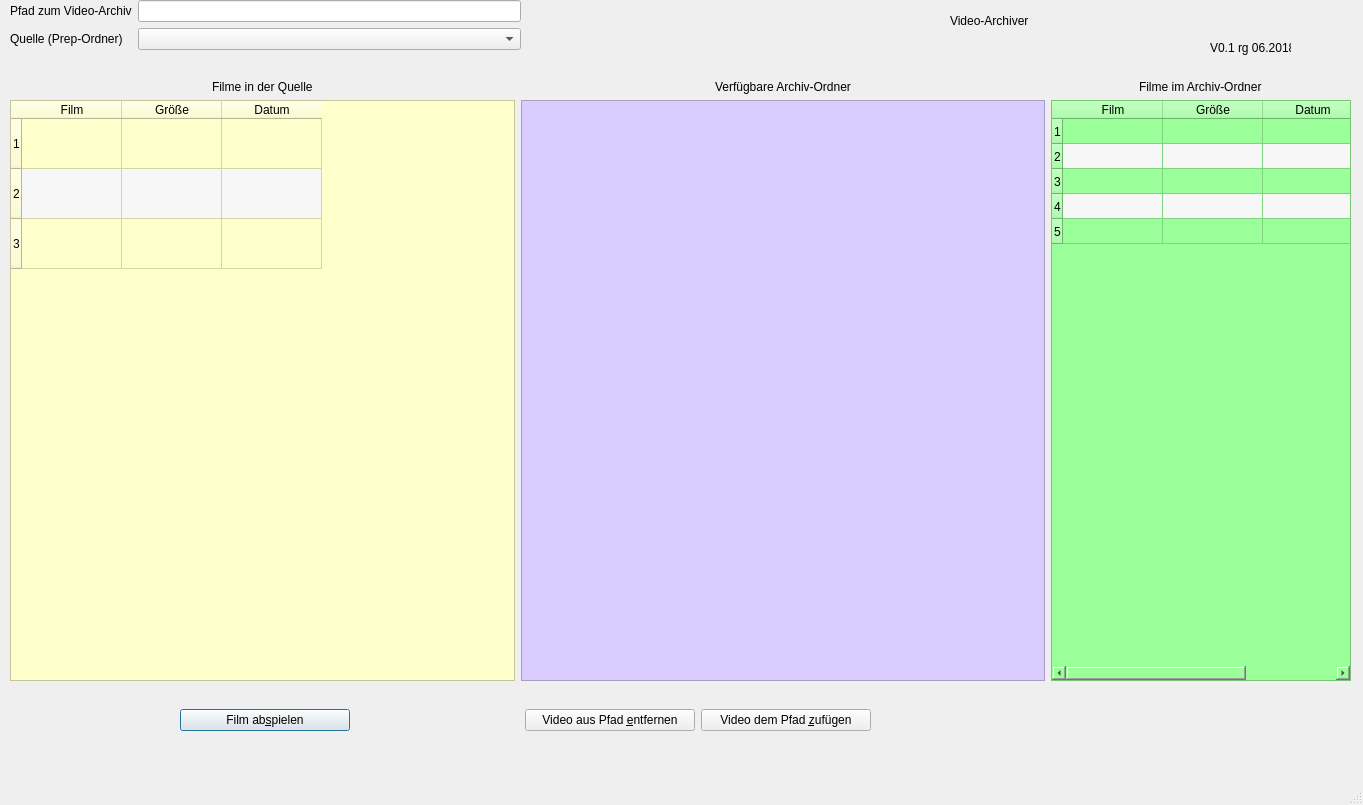
Qt form VidArchiverUI.ui (ruegi/VidArchiver) before a commit.
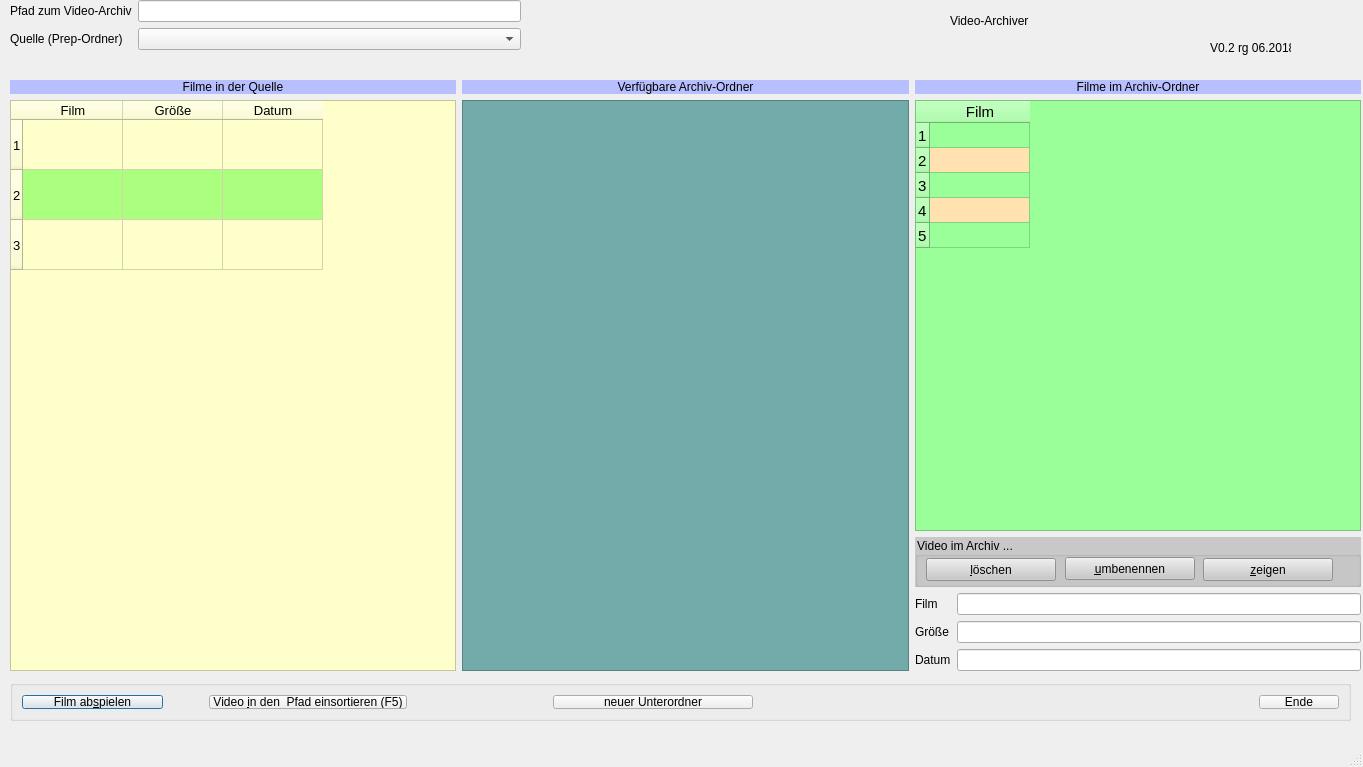
The same form after that commit. Icons and pictures are not drawn.

What changed in the file:
```diff
--- a/VidArchiverUI.ui
+++ b/VidArchiverUI.ui
@@ -7,7 +7,7 @@
     <x>0</x>
     <y>0</y>
     <width>1363</width>
-    <height>805</height>
+    <height>767</height>
    </rect>
   </property>
   <property name="windowTitle">
@@ -66,21 +66,25 @@
      <rect>
       <x>10</x>
       <y>80</y>
-      <width>1341</width>
-      <height>601</height>
+      <width>1351</width>
+      <height>591</height>
      </rect>
     </property>
     <layout class="QHBoxLayout" name="horizontalLayout_2">
      <item>
       <layout class="QVBoxLayout" name="verticalLayout_2">
-       <item alignment="Qt::AlignHCenter">
+       <item>
         <widget class="QLabel" name="lbl_filmeQuelle">
          <property name="styleSheet">
-          <string notr="true">font: 75 10pt &quot;MS Shell Dlg 2&quot;;</string>
+          <string notr="true">font: 75 10pt &quot;MS Shell Dlg 2&quot;;
+background-color: rgb(184, 191, 255);</string>
          </property>
          <property name="text">
           <string>Filme in der Quelle</string>
          </property>
+         <property name="alignment">
+          <set>Qt::AlignCenter</set>
+         </property>
         </widget>
        </item>
        <item>
@@ -91,8 +95,14 @@
            <height>16777215</height>
           </size>
          </property>
+         <property name="font">
+          <font>
+           <pointsize>10</pointsize>
+          </font>
+         </property>
          <property name="styleSheet">
-          <string notr="true">background-color: rgb(255, 255, 203);</string>
+          <string notr="true">background-color: rgb(255, 255, 203);
+alternate-background-color: rgb(170, 255, 127);</string>
          </property>
          <property name="editTriggers">
           <set>QAbstractItemView::DoubleClicked|QAbstractItemView::EditKeyPressed</set>
@@ -136,20 +146,29 @@
      </item>
      <item>
       <layout class="QVBoxLayout" name="verticalLayout_3">
-       <item alignment="Qt::AlignHCenter">
+       <item>
         <widget class="QLabel" name="lbl_filmOrdner">
          <property name="styleSheet">
-          <string notr="true">font: 75 10pt &quot;MS Shell Dlg 2&quot;;</string>
+          <string notr="true">font: 75 10pt &quot;MS Shell Dlg 2&quot;;
+background-color: rgb(184, 191, 255);</string>
          </property>
          <property name="text">
           <string>Verfügbare Archiv-Ordner</string>
          </property>
+         <property name="alignment">
+          <set>Qt::AlignCenter</set>
+         </property>
         </widget>
        </item>
        <item>
         <widget class="QListWidget" name="lst_vidPfad">
+         <property name="font">
+          <font>
+           <pointsize>11</pointsize>
+          </font>
+         </property>
          <property name="styleSheet">
-          <string notr="true">background-color: rgb(217, 205, 255);</string>
+          <string notr="true">background-color: rgb(115, 170, 170);</string>
          </property>
         </widget>
        </item>
@@ -157,17 +176,22 @@
      </item>
      <item>
       <layout class="QVBoxLayout" name="verticalLayout_9">
-       <item alignment="Qt::AlignHCenter">
+       <item alignment="Qt::AlignTop">
         <widget class="QLabel" name="label">
          <property name="styleSheet">
-          <string notr="true">font: 75 10pt &quot;MS Shell Dlg 2&quot;;</string>
+          <string notr="true">font: 75 10pt &quot;MS Shell Dlg 2&quot;;
+background-color: rgb(184, 191, 255);
+</string>
          </property>
          <property name="text">
           <string>Filme im Archiv-Ordner</string>
          </property>
+         <property name="alignment">
+          <set>Qt::AlignCenter</set>
+         </property>
         </widget>
        </item>
-       <item alignment="Qt::AlignRight">
+       <item>
         <widget class="QTableWidget" name="tbl_vorhFilm">
          <property name="minimumSize">
           <size>
@@ -175,8 +199,14 @@
            <height>0</height>
           </size>
          </property>
+         <property name="font">
+          <font>
+           <pointsize>11</pointsize>
+          </font>
+         </property>
          <property name="styleSheet">
-          <string notr="true">background-color: rgb(154, 255, 152);</string>
+          <string notr="true">background-color: rgb(154, 255, 152);
+alternate-background-color: rgb(255, 226, 176);</string>
          </property>
          <property name="editTriggers">
           <set>QAbstractItemView::DoubleClicked</set>
@@ -206,45 +236,117 @@
            <string>Film</string>
           </property>
          </column>
-         <column>
+        </widget>
+       </item>
+       <item>
+        <widget class="QGroupBox" name="groupBox_2">
+         <property name="minimumSize">
+          <size>
+           <width>0</width>
+           <height>50</height>
+          </size>
+         </property>
+         <property name="styleSheet">
+          <string notr="true">background-color: rgb(200, 200, 200);</string>
+         </property>
+         <property name="title">
+          <string>Video im Archiv ...</string>
+         </property>
+         <widget class="QPushButton" name="btn_del">
+          <property name="geometry">
+           <rect>
+            <x>11</x>
+            <y>21</y>
+            <width>130</width>
+            <height>23</height>
+           </rect>
+          </property>
+          <property name="minimumSize">
+           <size>
+            <width>130</width>
+            <height>0</height>
+           </size>
+          </property>
           <property name="text">
-           <string>Größe</string>
+           <string>&amp;löschen</string>
           </property>
-         </column>
-         <column>
+         </widget>
+         <widget class="QPushButton" name="btn_rename">
+          <property name="geometry">
+           <rect>
+            <x>150</x>
+            <y>20</y>
+            <width>130</width>
+            <height>23</height>
+           </rect>
+          </property>
           <property name="text">
-           <string>Datum</string>
+           <string>&amp;umbenennen</string>
           </property>
-         </column>
+         </widget>
+         <widget class="QPushButton" name="btn_showArchVideo">
+          <property name="geometry">
+           <rect>
+            <x>288</x>
+            <y>21</y>
+            <width>130</width>
+            <height>23</height>
+           </rect>
+          </property>
+          <property name="text">
+           <string>&amp;zeigen</string>
+          </property>
+         </widget>
         </widget>
        </item>
+       <item>
+        <layout class="QFormLayout" name="formLayout">
+         <item row="0" column="0">
+          <widget class="QLabel" name="label_3">
+           <property name="text">
+            <string>Film</string>
+           </property>
+          </widget>
+         </item>
+         <item row="0" column="1">
+          <widget class="QLineEdit" name="le_ArchivFilm"/>
+         </item>
+         <item row="1" column="0">
+          <widget class="QLabel" name="label_4">
+           <property name="text">
+            <string>Größe</string>
+           </property>
+          </widget>
+         </item>
+         <item row="1" column="1">
+          <widget class="QLineEdit" name="le_ArchivFilmGr"/>
+         </item>
+         <item row="2" column="0">
+          <widget class="QLabel" name="label_5">
+           <property name="text">
+            <string>Datum</string>
+           </property>
+          </widget>
+         </item>
+         <item row="2" column="1">
+          <widget class="QLineEdit" name="le_ArchivFilmDat"/>
+         </item>
+        </layout>
+       </item>
       </layout>
      </item>
     </layout>
    </widget>
-   <widget class="QWidget" name="horizontalLayoutWidget_2">
+   <widget class="QGroupBox" name="horizontalGroupBox_2">
     <property name="geometry">
      <rect>
       <x>10</x>
       <y>680</y>
-      <width>1031</width>
-      <height>80</height>
+      <width>1341</width>
+      <height>41</height>
      </rect>
     </property>
     <layout class="QHBoxLayout" name="horizontalLayout_3">
-     <item>
-      <spacer name="horizontalSpacer_2">
-       <property name="orientation">
-        <enum>Qt::Horizontal</enum>
-       </property>
-       <property name="sizeHint" stdset="0">
-        <size>
-         <width>40</width>
-         <height>20</height>
-        </size>
-       </property>
-      </spacer>
-     </item>
      <item>
       <widget class="QPushButton" name="btn_playVideo">
        <property name="sizePolicy">
@@ -262,31 +364,21 @@
       </widget>
      </item>
      <item>
-      <spacer name="horizontalSpacer">
+      <spacer name="horizontalSpacer_2">
        <property name="orientation">
         <enum>Qt::Horizontal</enum>
        </property>
+       <property name="sizeType">
+        <enum>QSizePolicy::Preferred</enum>
+       </property>
        <property name="sizeHint" stdset="0">
         <size>
-         <width>60</width>
+         <width>40</width>
          <height>20</height>
         </size>
        </property>
       </spacer>
      </item>
-     <item>
-      <widget class="QPushButton" name="btn_unlinkVideo">
-       <property name="sizePolicy">
-        <sizepolicy hsizetype="Expanding" vsizetype="Fixed">
-         <horstretch>0</horstretch>
-         <verstretch>0</verstretch>
-        </sizepolicy>
-       </property>
-       <property name="text">
-        <string>Video aus Pfad &amp;entfernen</string>
-       </property>
-      </widget>
-     </item>
      <item>
       <widget class="QPushButton" name="btn_linkVideo">
        <property name="sizePolicy">
@@ -296,7 +388,39 @@
         </sizepolicy>
        </property>
        <property name="text">
-        <string>Video dem Pfad &amp;zufügen</string>
+        <string>Video &amp;in den  Pfad einsortieren (F5)</string>
+       </property>
+      </widget>
+     </item>
+     <item>
+      <spacer name="horizontalSpacer">
+       <property name="orientation">
+        <enum>Qt::Horizontal</enum>
+       </property>
+       <property name="sizeHint" stdset="0">
+        <size>
+         <width>40</width>
+         <height>20</height>
+        </size>
+       </property>
+      </spacer>
+     </item>
+     <item>
+      <widget class="QPushButton" name="btn_pfadNeu">
+       <property name="sizePolicy">
+        <sizepolicy hsizetype="Preferred" vsizetype="Fixed">
+         <horstretch>0</horstretch>
+         <verstretch>0</verstretch>
+        </sizepolicy>
+       </property>
+       <property name="minimumSize">
+        <size>
+         <width>200</width>
+         <height>0</height>
+        </size>
+       </property>
+       <property name="text">
+        <string>neuer Unterordner</string>
        </property>
       </widget>
      </item>
@@ -305,14 +429,24 @@
        <property name="orientation">
         <enum>Qt::Horizontal</enum>
        </property>
+       <property name="sizeType">
+        <enum>QSizePolicy::Preferred</enum>
+       </property>
        <property name="sizeHint" stdset="0">
         <size>
-         <width>40</width>
+         <width>500</width>
          <height>20</height>
         </size>
        </property>
       </spacer>
      </item>
+     <item>
+      <widget class="QPushButton" name="btn_ende">
+       <property name="text">
+        <string>Ende</string>
+       </property>
+      </widget>
+     </item>
     </layout>
    </widget>
    <widget class="QLabel" name="label_2">
@@ -341,7 +475,7 @@
      </rect>
     </property>
     <property name="text">
-     <string>V0.1 rg 06.2018</string>
+     <string>V0.2 rg 06.2018</string>
     </property>
    </widget>
   </widget>
```
Left out of the diff: 22 changed lines with no effect on the pictures.
